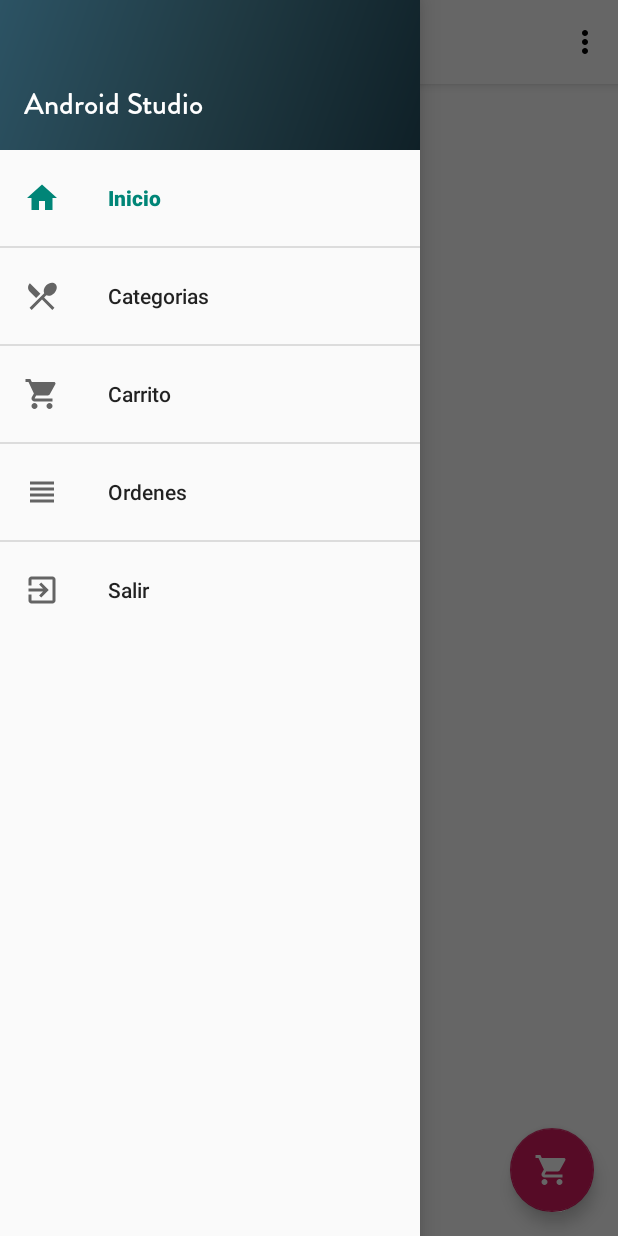
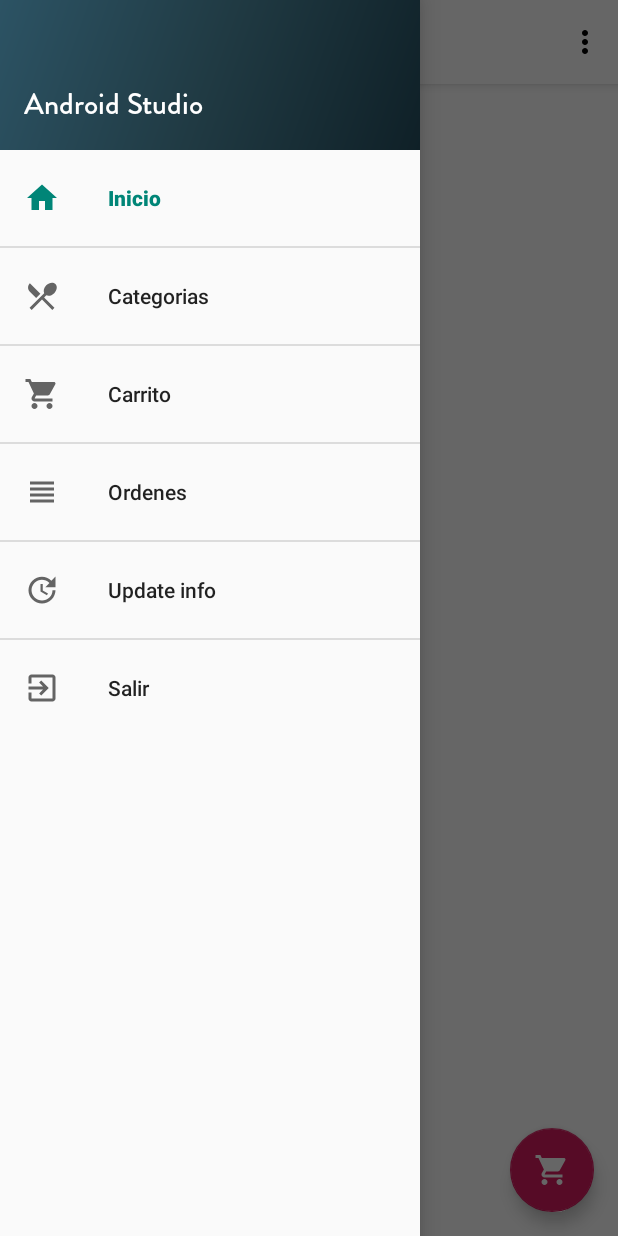
Before and after one commit to christianAnchivilca/KotlinEatV2, an Android app: the HomeActivity screen opened directly, with no data from a screen before it, with the side drawer open, on a phone screen of 412 x 824 dp. Run offline under Robolectric (Android 15) with nearby library versions, the phone set to English and light mode, and no system bars; our stand-ins replace CircleImageView, EventBus, Firebase (no records; nobody signed in at launch, a user with empty details on screens opened directly), Room's generated code, RxJava and 1 more; libraries missing offline, so code that uses them is left out: com.andremion.counterfab, com.asksira.loopingviewpager, dmax.dialog, io.reactivex.internal; plain views replace CounterFab; pictures from the network do not load; 8 statements that could not run were skipped.

```diff
--- a/app/src/main/java/com/example/kotlineatv2/TrackingOrderActivity.kt
+++ b/app/src/main/java/com/example/kotlineatv2/TrackingOrderActivity.kt
@@ -49,7 +49,7 @@ class TrackingOrderActivity : AppCompatActivity(), OnMapReadyCallback, ValueEven
     private val compositeDisposable = CompositeDisposable()
     private var polylineList:List<LatLng> = ArrayList<LatLng>()
 
-    private var isInit=true
+    private var isInit=false
 
     private lateinit var shipperRef:DatabaseReference
     private var handler:Handler?=null
--- a/app/src/main/res/menu/activity_home_drawer.xml
+++ b/app/src/main/res/menu/activity_home_drawer.xml
@@ -33,6 +33,13 @@
             android:title="@string/menu_view_order" />
     </group>
 
+    <group>
+        <item
+            android:id="@+id/nav_update_info"
+            android:icon="@drawable/ic_baseline_update_24"
+            android:title="@string/update_info" />
+    </group>
+
     <group android:id="@+id/user_group">
         <item
             android:id="@+id/nav_sign_out"
```
